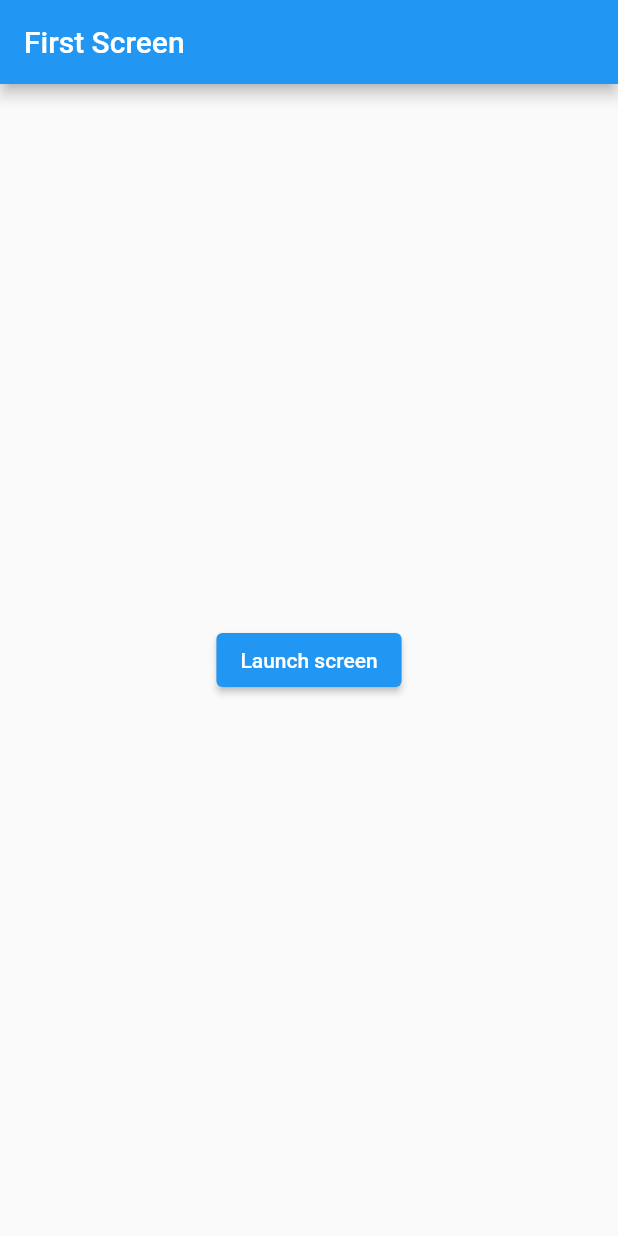
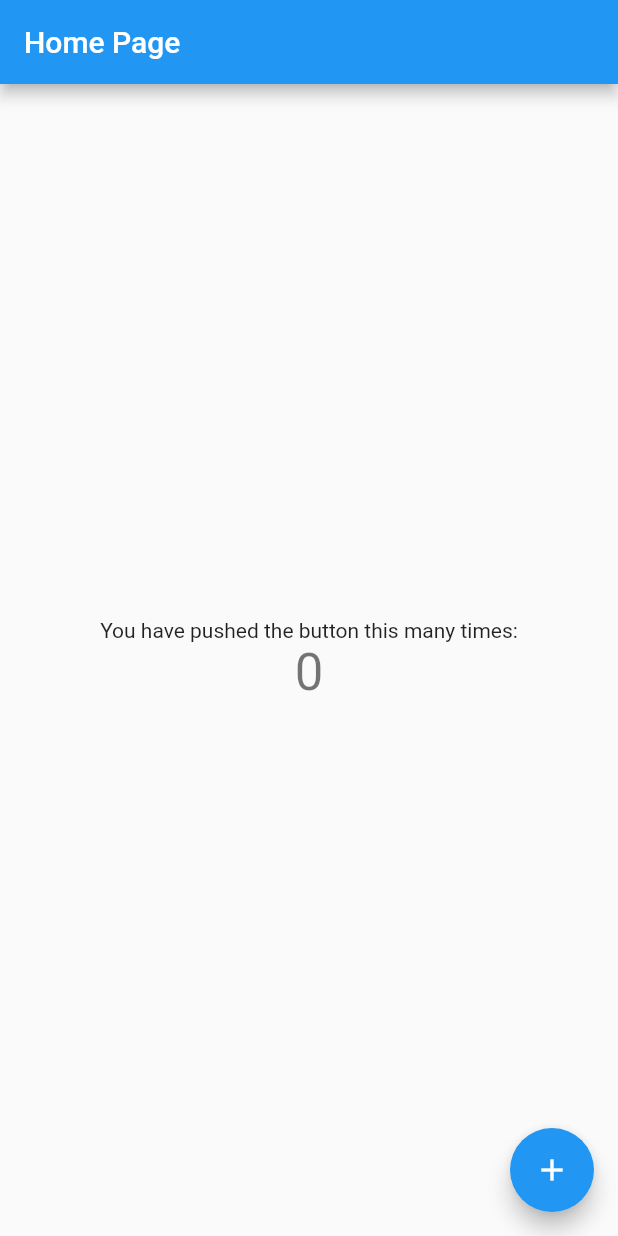
Before and after one commit to jowo-io/flutter-web-app-phase-1, a Flutter app: the screen it shows after launch, on a phone screen of 412 x 824 dp. Run offline on Flutter 3.47's test engine with Material 2 defaults, Android fonts, the phone set to English and light mode, and no system bars; our stand-ins replace url_strategy.

```diff
--- a/lib/main.dart
+++ b/lib/main.dart
@@ -1,56 +1,125 @@
 import 'package:flutter/material.dart';
+import 'package:url_strategy/url_strategy.dart';
 
 void main() {
-  runApp(
-    MaterialApp(
-      title: 'Named Routes Demo',
-      initialRoute: '/',
-      routes: {
-        '/': (context) => const FirstScreen(),
-        '/second': (context) => const SecondScreen(),
-      },
-    ),
-  );
+  // Here we set the URL strategy for our web app.
+  // It is safe to call this function when running on mobile or desktop as well.
+  setPathUrlStrategy();
+  runApp(MyApp());
 }
 
-class FirstScreen extends StatelessWidget {
-  const FirstScreen({super.key});
+/// The example `main.dart` file below contains an almost unmodified Flutter
+/// counter starter app that is generated with the app template.
+/// We only pass `example/path` as the initial route to demonstrate the URL
+/// strategy.
 
+class MyApp extends StatelessWidget {
+  // This widget is the root of your application.
   @override
   Widget build(BuildContext context) {
-    return Scaffold(
-      appBar: AppBar(
-        title: const Text('First Screen'),
+    return MaterialApp(
+      title: 'Flutter Demo',
+      theme: ThemeData(
+        // This is the theme of your application.
+        //
+        // Try running your application with "flutter run". You'll see the
+        // application has a blue toolbar. Then, without quitting the app, try
+        // changing the primarySwatch below to Colors.green and then invoke
+        // "hot reload" (press "r" in the console where you ran "flutter run",
+        // or simply save your changes to "hot reload" in a Flutter IDE).
+        // Notice that the counter didn't reset back to zero; the application
+        // is not restarted.
+        primarySwatch: Colors.blue,
       ),
-      body: Center(
-        child: ElevatedButton(
-          onPressed: () {
-            Navigator.pushNamed(context, '/second');
-          },
-          child: const Text('Launch screen'),
-        ),
-      ),
+      home: MyHomePage(title: 'Home Page'),
+      routes: {
+        '/example': (context) => MyHomePage(title: 'Example path'),
+      },
     );
   }
 }
 
-class SecondScreen extends StatelessWidget {
-  const SecondScreen({super.key});
+class MyHomePage extends StatefulWidget {
+  MyHomePage({Key? key, required this.title}) : super(key: key);
+
+  // This widget is the home page of your application. It is stateful, meaning
+  // that it has a State object (defined below) that contains fields that affect
+  // how it looks.
+
+  // This class is the configuration for the state. It holds the values (in this
+  // case the title) provided by the parent (in this case the App widget) and
+  // used by the build method of the State. Fields in a Widget subclass are
+  // always marked "final".
+
+  final String title;
+
+  @override
+  _MyHomePageState createState() => _MyHomePageState();
+}
+
+class _MyHomePageState extends State<MyHomePage> {
+  int _counter = 0;
+
+  void _incrementCounter() {
+    setState(() {
+      // This call to setState tells the Flutter framework that something has
+      // changed in this State, which causes it to rerun the build method below
+      // so that the display can reflect the updated values. If we changed
+      // _counter without calling setState(), then the build method would not be
+      // called again, and so nothing would appear to happen.
+      _counter++;
+    });
+  }
 
   @override
   Widget build(BuildContext context) {
+    // This method is rerun every time setState is called, for instance as done
+    // by the _incrementCounter method above.
+    //
+    // The Flutter framework has been optimized to make rerunning build methods
+    // fast, so that you can just rebuild anything that needs updating rather
+    // than having to individually change instances of widgets.
     return Scaffold(
       appBar: AppBar(
-        title: const Text('Second Screen'),
+        // Here we take the value from the MyHomePage object that was created by
+        // the App.build method, and use it to set our appbar title.
+        title: Text(widget.title),
       ),
       body: Center(
-        child: ElevatedButton(
-          onPressed: () {
-            Navigator.pop(context);
-          },
-          child: const Text('Go back!'),
+        // Center is a layout widget. It takes a single child and positions it
+        // in the middle of the parent.
+        child: Column(
+          // Column is also a layout widget. It takes a list of children and
+          // arranges them vertically. By default, it sizes itself to fit its
+          // children horizontally, and tries to be as tall as its parent.
+          //
+          // Invoke "debug painting" (press "p" in the console, choose the
+          // "Toggle Debug Paint" action from the Flutter Inspector in Android
+          // Studio, or the "Toggle Debug Paint" command in Visual Studio Code)
+          // to see the wireframe for each widget.
+          //
+          // Column has various properties to control how it sizes itself and
+          // how it positions its children. Here we use mainAxisAlignment to
+          // center the children vertically; the main axis here is the vertical
+          // axis because Columns are vertical (the cross axis would be
+          // horizontal).
+          mainAxisAlignment: MainAxisAlignment.center,
+          children: <Widget>[
+            Text(
+              'You have pushed the button this many times:',
+            ),
+            Text(
+              '$_counter',
+              style: Theme.of(context).textTheme.headline4,
+            ),
+          ],
         ),
       ),
+      floatingActionButton: FloatingActionButton(
+        onPressed: _incrementCounter,
+        tooltip: 'Increment',
+        child: Icon(Icons.add),
+      ), // This trailing comma makes auto-formatting nicer for build methods.
     );
   }
 }
--- a/pubspec.yaml
+++ b/pubspec.yaml
@@ -14,6 +14,7 @@ dependencies:
 
   english_words: ^4.0.0
   provider: ^6.0.0
+  url_strategy: ^0.2.0
 
 dev_dependencies:
   flutter_test:
```
Also changed, not shown: pubspec.lock.
